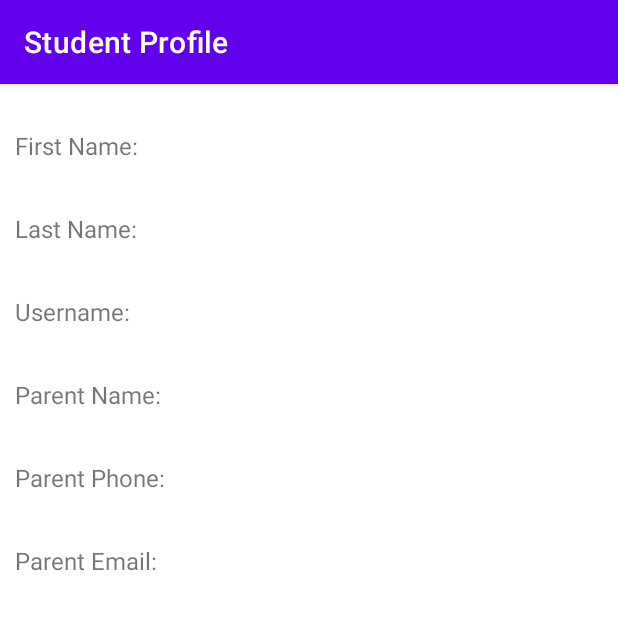
After one commit to ChrishanJay/ETITTuitionPlus, an Android app: the ProfileActivity screen opened directly, with no data from a screen before it, on a phone screen of 412 x 824 dp, the top half of it. The commit adds this screen. Run offline under Robolectric (Android 15) with nearby library versions, the phone set to English and light mode, and no system bars.

Commit message:
Added up to Profile

```diff
--- a/app/build.gradle
+++ b/app/build.gradle
@@ -36,14 +36,14 @@ dependencies {
     implementation 'com.google.android.material:material:1.5.0'
     implementation 'androidx.constraintlayout:constraintlayout:2.1.3'
     implementation 'com.squareup.retrofit2:retrofit:2.9.0'
-    implementation 'androidx.recyclerview:recyclerview:1.3.0-alpha01'
+    implementation 'androidx.recyclerview:recyclerview:1.3.0-alpha02'
     implementation 'com.github.bumptech.glide:glide:4.13.0'
     implementation 'com.squareup.retrofit2:converter-gson:2.9.0'
     implementation 'androidx.lifecycle:lifecycle-extensions:2.2.0'
     implementation 'androidx.lifecycle:lifecycle-livedata-ktx:2.4.1'
     implementation 'androidx.lifecycle:lifecycle-viewmodel-ktx:2.4.1'
-    implementation 'androidx.navigation:navigation-fragment:2.4.1'
-    implementation 'androidx.navigation:navigation-ui:2.4.1'
+    implementation 'androidx.navigation:navigation-fragment:2.4.2'
+    implementation 'androidx.navigation:navigation-ui:2.4.2'
     implementation 'androidx.legacy:legacy-support-v4:1.0.0'
     implementation 'com.google.android.gms:play-services-vision:20.1.3'
     implementation 'com.google.code.gson:gson:2.8.6'
--- a/app/src/main/assets/users.json
+++ b/app/src/main/assets/users.json
@@ -15,9 +15,9 @@
     "password": "1234",
     "firstName": "Chrishan",
     "lastName": "Jayakody",
-    "parentName": "Chrishan Jayakody",
+    "parentName": "Ranjith Jayakody",
     "parentPhone": "+94714773127",
-    "parentEmail": "chrishan1989@gmail.com"
+    "parentEmail": "ranjith1945@gmail.com"
   },
   {
     "id": 3,
--- /dev/null
+++ b/app/src/main/java/com/etit/smartpay/ui/profile/ProfileActivity.java
@@ -0,0 +1,37 @@
+package com.etit.smartpay.ui.profile;
+
+import androidx.appcompat.app.AppCompatActivity;
+
+import android.os.Bundle;
+import android.widget.TextView;
+
+import com.etit.smartpay.R;
+import com.etit.smartpay.model.User;
+
+public class ProfileActivity extends AppCompatActivity {
+
+    private User user;
+
+    @Override
+    protected void onCreate(Bundle savedInstanceState) {
+        super.onCreate(savedInstanceState);
+        setContentView(R.layout.activity_profile);
+
+        user = User.getInstance();
+
+        TextView studentFirstName = findViewById(R.id.first_name);
+        TextView studentLastName = findViewById(R.id.last_name);
+        TextView studentUserName = findViewById(R.id.user_name);
+        TextView parentName = findViewById(R.id.parent_name);
+        TextView parentPhone = findViewById(R.id.parent_phone);
+        TextView parentEmail = findViewById(R.id.parent_email);
+
+        studentFirstName.setText(user.getFirstName());
+        studentLastName.setText(user.getLastName());
+        studentUserName.setText(user.getUsername());
+        parentName.setText(user.getParentName());
+        parentPhone.setText(user.getParentPhone());
+        parentEmail.setText(user.getParentEmail());
+
+    }
+}
--- /dev/null
+++ b/app/src/main/res/layout/activity_profile.xml
@@ -0,0 +1,171 @@
+<?xml version="1.0" encoding="utf-8"?>
+<androidx.constraintlayout.widget.ConstraintLayout xmlns:android="http://schemas.android.com/apk/res/android"
+    xmlns:app="http://schemas.android.com/apk/res-auto"
+    xmlns:tools="http://schemas.android.com/tools"
+    android:layout_width="match_parent"
+    android:layout_height="match_parent"
+    tools:context=".ui.profile.ProfileActivity">
+
+    <LinearLayout
+        android:id="@+id/firstNameLayer"
+        android:layout_width="0dp"
+        android:layout_height="wrap_content"
+        android:layout_marginTop="16dp"
+        android:orientation="horizontal"
+        android:padding="10dp"
+        app:layout_constraintEnd_toEndOf="parent"
+        app:layout_constraintStart_toStartOf="parent"
+        app:layout_constraintTop_toTopOf="parent">
+
+        <TextView
+            android:layout_width="125dp"
+            android:layout_height="wrap_content"
+            android:text="@string/firstName"
+            android:textSize="16sp" />
+
+        <TextView
+            android:id="@+id/first_name"
+            android:layout_width="0dp"
+            android:layout_height="wrap_content"
+            android:layout_weight="1"
+            tools:text="Dushyantha"
+            android:textSize="20sp"
+            android:textStyle="bold" />
+    </LinearLayout>
+
+    <LinearLayout
+        android:id="@+id/lastNameLayer"
+        android:layout_width="0dp"
+        android:layout_height="wrap_content"
+        android:layout_marginTop="8dp"
+        android:orientation="horizontal"
+        android:padding="10dp"
+        app:layout_constraintEnd_toEndOf="parent"
+        app:layout_constraintStart_toStartOf="parent"
+        app:layout_constraintTop_toBottomOf="@id/firstNameLayer">
+
+        <TextView
+            android:layout_width="125dp"
+            android:layout_height="wrap_content"
+            android:text="@string/lastName"
+            android:textSize="16sp" />
+
+        <TextView
+            android:id="@+id/last_name"
+            android:layout_width="0dp"
+            android:layout_height="wrap_content"
+            android:layout_weight="1"
+            tools:text="Mahabaduge"
+            android:textSize="20sp"
+            android:textStyle="bold" />
+    </LinearLayout>
+
+    <LinearLayout
+        android:id="@+id/userNameLayer"
+        android:layout_width="0dp"
+        android:layout_height="wrap_content"
+        android:layout_marginTop="8dp"
+        android:orientation="horizontal"
+        android:padding="10dp"
+        app:layout_constraintEnd_toEndOf="parent"
+        app:layout_constraintStart_toStartOf="parent"
+        app:layout_constraintTop_toBottomOf="@id/lastNameLayer">
+
+        <TextView
+            android:layout_width="125dp"
+            android:layout_height="wrap_content"
+            android:text="@string/userName"
+            android:textSize="16sp" />
+
+        <TextView
+            android:id="@+id/user_name"
+            android:layout_width="0dp"
+            android:layout_height="wrap_content"
+            android:layout_weight="1"
+            tools:text="Dushyantha"
+            android:textSize="20sp"
+            android:textStyle="bold" />
+    </LinearLayout>
+
+    <LinearLayout
+        android:id="@+id/parentNameLayer"
+        android:layout_width="0dp"
+        android:layout_height="wrap_content"
+        android:layout_marginTop="8dp"
+        android:orientation="horizontal"
+        android:padding="10dp"
+        app:layout_constraintEnd_toEndOf="parent"
+        app:layout_constraintStart_toStartOf="parent"
+        app:layout_constraintTop_toBottomOf="@id/userNameLayer">
+
+        <TextView
+            android:layout_width="125dp"
+            android:layout_height="wrap_content"
+            android:text="@string/parentName"
+            android:textSize="16sp" />
+
+        <TextView
+            android:id="@+id/parent_name"
+            android:layout_width="0dp"
+            android:layout_height="wrap_content"
+            android:layout_weight="1"
+            tools:text="Dushyantha"
+            android:textSize="20sp"
+            android:textStyle="bold" />
+    </LinearLayout>
+
+    <LinearLayout
+        android:id="@+id/parentPhoneLayer"
+        android:layout_width="0dp"
+        android:layout_height="wrap_content"
+        android:layout_marginTop="8dp"
+        android:orientation="horizontal"
+        android:padding="10dp"
+        app:layout_constraintEnd_toEndOf="parent"
+        app:layout_constraintStart_toStartOf="parent"
+        app:layout_constraintTop_toBottomOf="@id/parentNameLayer">
+
+        <TextView
+            android:layout_width="125dp"
+            android:layout_height="wrap_content"
+            android:text="@string/parentPhone"
+            android:textSize="16sp" />
+
+        <TextView
+            android:id="@+id/parent_phone"
+            android:layout_width="0dp"
+            android:layout_height="wrap_content"
+            android:layout_weight="1"
+            tools:text="+94 71 477 3127"
+            android:textSize="20sp"
+            android:textStyle="bold" />
+    </LinearLayout>
+
+    <LinearLayout
+        android:id="@+id/parentEmailLayer"
+        android:layout_width="0dp"
+        android:layout_height="wrap_content"
+        android:layout_marginTop="8dp"
+        android:orientation="horizontal"
+        android:padding="10dp"
+        app:layout_constraintEnd_toEndOf="parent"
+        app:layout_constraintStart_toStartOf="parent"
+        app:layout_constraintTop_toBottomOf="@id/parentPhoneLayer">
+
+        <TextView
+            android:layout_width="125dp"
+            android:layout_height="wrap_content"
+            android:text="@string/parentEmail"
+            android:textSize="16sp" />
+
+        <TextView
+            android:id="@+id/parent_email"
+            android:layout_width="0dp"
+            android:layout_height="wrap_content"
+            android:layout_weight="1"
+            tools:text="abc@abc.com"
+            android:textSize="20sp"
+            android:textStyle="bold" />
+    </LinearLayout>
+
+</androidx.constraintlayout.widget.ConstraintLayout>
--- a/app/src/main/res/values/strings.xml
+++ b/app/src/main/res/values/strings.xml
@@ -40,4 +40,16 @@
     <string name="pay">PAY</string>
     <string name="class_verbiage">Following are the your class materials given by the lecturer</string>
     <string name="class_image">Class Image</string>
+    <string name="search_text">Search for a Class</string>
+    <string name="name">Student Name:</string>
+    <string name="firstName">First Name:</string>
+    <string name="lastName">Last Name:</string>
+    <string name="userName">Username:</string>
+    <string name="parentName">Parent Name:</string>
+    <string name="parentPhone">Parent Phone:</string>
+    <string name="parentEmail">Parent Email:</string>
+    <string name="profile">Student Profile</string>
+    <string name="search">Search Class</string>
+    <string name="referral">Refer a Student</string>
+    <string name="referName">Reffering Friend Name</string>
 </resources>
```
Also changed, not shown: app/src/main/AndroidManifest.xml (+15 -3 lines), app/src/main/java/com/etit/smartpay/HomeActivity.java (+53 -0 lines), app/src/main/java/com/etit/smartpay/ui/referrals/RefferalsActivity.java (added, +16 -0 lines), app/src/main/java/com/etit/smartpay/ui/search/SearchActivity.java (added, +75 -0 lines), app/src/main/res/layout/activity_refferals.xml (added, +39 -0 lines), app/src/main/res/layout/activity_search.xml (added, +37 -0 lines).
